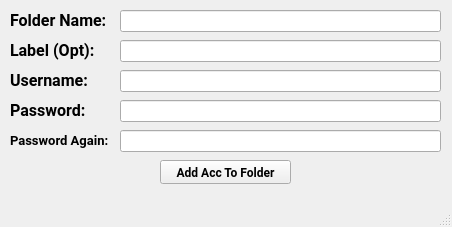
This is PyPassManGUI/window_ui_files/AddAccToFolderWindow.ui in Obscurely/PyPassMan as Qt 5 draws it before an edit. The edited form follows.
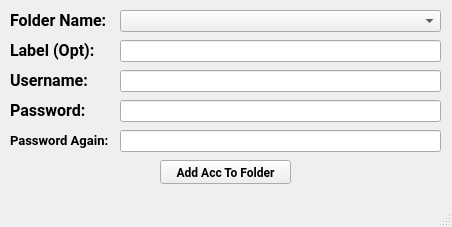
This is the edited form.

The edit to the form file:
```diff
--- a/PyPassManGUI/window_ui_files/AddAccToFolderWindow.ui
+++ b/PyPassManGUI/window_ui_files/AddAccToFolderWindow.ui
@@ -19,22 +19,6 @@
    <string>Add Acc To Folder</string>
   </property>
   <widget class="QWidget" name="centralwidget">
-   <widget class="QLineEdit" name="FolderNameInput">
-    <property name="geometry">
-     <rect>
-      <x>120</x>
-      <y>10</y>
-      <width>321</width>
-      <height>22</height>
-     </rect>
-    </property>
-    <property name="font">
-     <font>
-      <family>Roboto</family>
-      <pointsize>12</pointsize>
-     </font>
-    </property>
-   </widget>
    <widget class="QPushButton" name="bAddAccToFolder">
     <property name="geometry">
      <rect>
@@ -230,6 +214,16 @@
      </font>
     </property>
    </widget>
+   <widget class="QComboBox" name="cbFolders">
+    <property name="geometry">
+     <rect>
+      <x>120</x>
+      <y>10</y>
+      <width>321</width>
+      <height>22</height>
+     </rect>
+    </property>
+   </widget>
   </widget>
   <widget class="QMenuBar" name="menubar">
    <property name="geometry">
```
